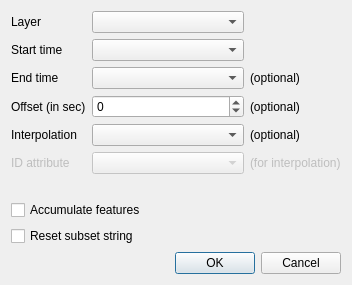
anitagraser/TimeManager, file ui/addLayer.ui: the form before one commit.
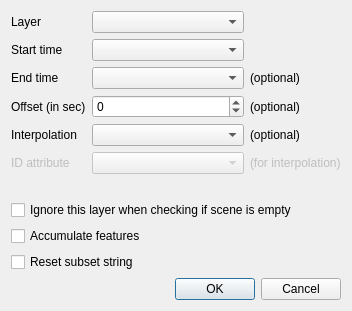
The form after the commit.

Commit message: Fix layer option to ignore in empty check, fixes #301

Diff of the .ui file:
```diff
--- a/ui/addLayer.ui
+++ b/ui/addLayer.ui
@@ -7,7 +7,7 @@
     <x>0</x>
     <y>0</y>
     <width>352</width>
-    <height>273</height>
+    <height>296</height>
    </rect>
   </property>
   <property name="windowTitle">
@@ -150,6 +150,13 @@
        </item>
       </layout>
      </item>
+     <item>
+      <widget class="QCheckBox" name="exportEmptyCheckbox">
+       <property name="text">
+        <string>Ignore this layer when checking if scene is empty</string>
+       </property>
+      </widget>
+     </item>
      <item>
       <widget class="QCheckBox" name="accumulateFeaturesCheckbox">
        <property name="text">
```
The commit also changes 1 other file.
